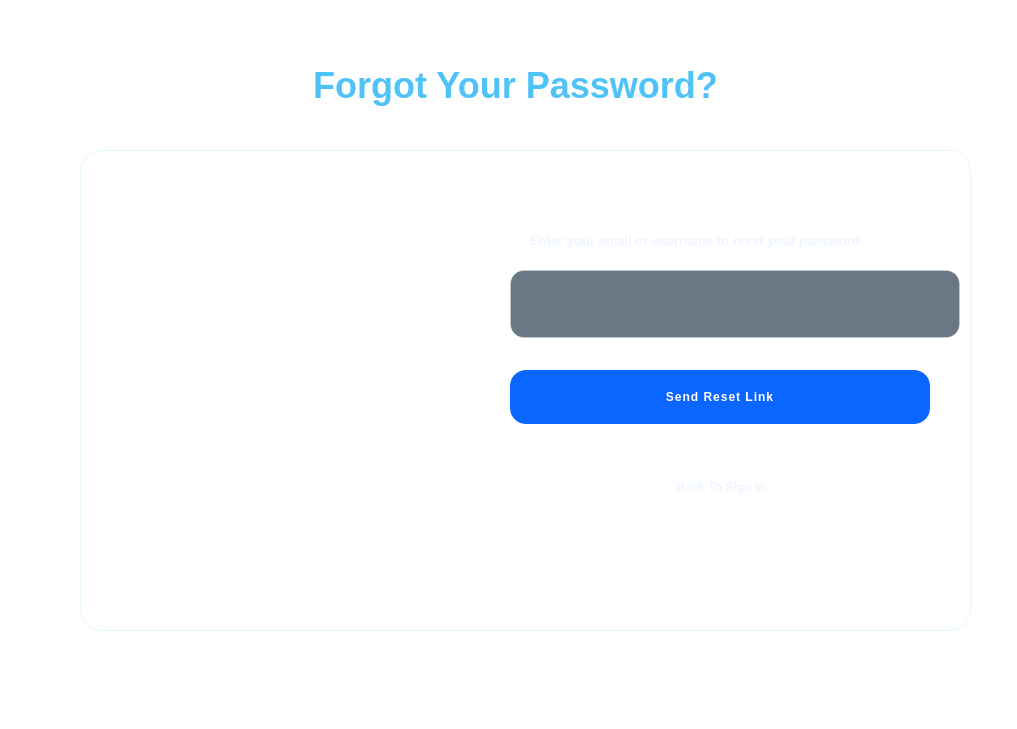
Qt form staff CRUD/Bort.ui (fatmaelmili/Smart-fishing-port-application) before a commit.
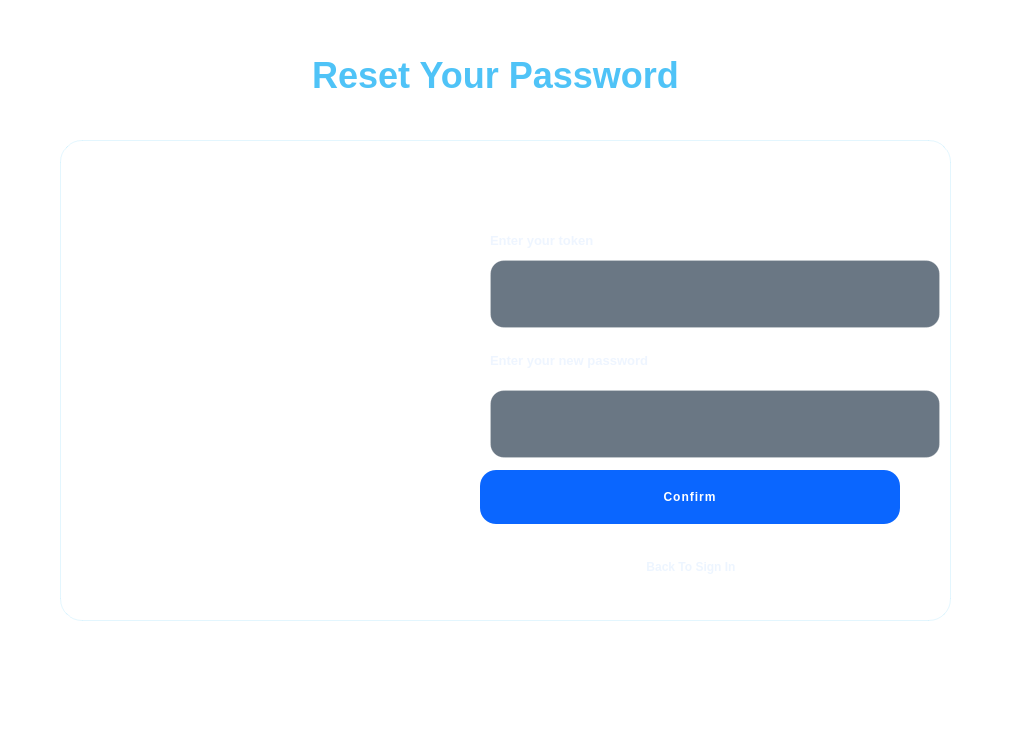
The same form after that commit. The open tabs and pages were chosen to show the change. Icons and pictures are not drawn.

What changed in the file:
```diff
--- a/staff CRUD/Bort.ui
+++ b/staff CRUD/Bort.ui
@@ -3290,6 +3290,273 @@
       </layout>
      </widget>
     </widget>
+    <widget class="QWidget" name="pageresetmdp">
+     <property name="styleSheet">
+      <string notr="true">/* ===== FORGOT PAGE ===== */
+QFrame#leftpanelForgetR {
+    background-color: qlineargradient(x1:0, y1:0, x2:1, y2:0,
+        stop:0 #0d2c4a,
+        stop:0.5 #0a375b,
+        stop:1 #073052);
+    border-radius: 22px;
+    border: 1px solid rgba(79,195,247,0.16);
+}
+
+QFrame#rightpanelForgetR {
+    background-color: rgba(255,255,255,0.06);
+    border-radius: 22px;
+    border: 1px solid rgba(255,255,255,0.14);
+}
+
+/* Title of forgot page */
+QLabel#ResetTitle {
+    color: #4fc3f7;
+    font-size: 36px;
+    font-weight: 900;
+    qproperty-alignment: AlignCenter;
+}
+
+/* Instruction label */
+QLabel#tokenlabel {
+    background: transparent;
+    color: rgba(234,243,255,0.80);
+    font-size: 13px;
+    font-weight: 600;
+}
+QLabel#Newlabel {
+    background: transparent;
+    color: rgba(234,243,255,0.80);
+    font-size: 13px;
+    font-weight: 600;
+}
+
+/* Input */
+QLineEdit#tokenlineEdit {
+    min-height: 46px;
+    min-width: 420px;
+    max-width: 420px;
+    background-color: rgba(25,45,65,0.65);
+    border: 1px solid rgba(255,255,255,0.16);
+    border-radius: 14px;
+    padding: 10px 14px;
+    color: white;
+}
+QLineEdit#tokenlineEdit:focus {
+    border: 1px solid #4fc3f7;
+}
+QLineEdit#NewEdit {
+    min-height: 46px;
+    min-width: 420px;
+    max-width: 420px;
+    background-color: rgba(25,45,65,0.65);
+    border: 1px solid rgba(255,255,255,0.16);
+    border-radius: 14px;
+    padding: 10px 14px;
+    color: white;
+}
+QLineEdit#NewEdit:focus {
+    border: 1px solid #4fc3f7;
+}
+
+/* Buttons */
+QPushButton#newbtn {
+    min-height: 54px;
+    min-width: 420px;
+    max-width: 420px;
+    border-radius: 16px;
+    background-color: #0A66FF;
+    color: white;
+    font-weight: 900;
+    letter-spacing: 1px;
+}
+QPushButton#newbtn:hover { background-color: rgba(10,102,255,0.86); }
+
+QPushButton#backsigninBTNR {
+    min-height: 52px;
+    min-width: 420px;
+    max-width: 420px;
+    border-radius: 16px;
+    background-color: rgba(255,255,255,0.08);
+    color: rgba(234,243,255,0.85);
+    border: 1px solid rgba(255,255,255,0.14);
+    font-weight: 800;
+}
+QPushButton#backsigninBTNR:hover {
+    border: 1px solid rgba(79,195,247,0.35);
+    color: #4fc3f7;
+}
+</string>
+     </property>
+     <widget class="QWidget" name="layoutWidget_14">
+      <property name="geometry">
+       <rect>
+        <x>60</x>
+        <y>130</y>
+        <width>891</width>
+        <height>481</height>
+       </rect>
+      </property>
+      <layout class="QHBoxLayout" name="horizontalLayout_16">
+       <item>
+        <widget class="QFrame" name="leftpanelForgetR">
+         <property name="frameShape">
+          <enum>QFrame::Shape::StyledPanel</enum>
+         </property>
+         <property name="frameShadow">
+          <enum>QFrame::Shadow::Raised</enum>
+         </property>
+         <widget class="QLabel" name="labelR">
+          <property name="geometry">
+           <rect>
+            <x>40</x>
+            <y>40</y>
+            <width>331</width>
+            <height>351</height>
+           </rect>
+          </property>
+          <property name="text">
+           <string/>
+          </property>
+          <property name="pixmap">
+           <pixmap resource="Ressources.qrc">:/Images/logo.png</pixmap>
+          </property>
+          <property name="alignment">
+           <set>Qt::AlignmentFlag::AlignCenter</set>
+          </property>
+         </widget>
+         <widget class="QFrame" name="rightpannelforgetR">
+          <property name="geometry">
+           <rect>
+            <x>370</x>
+            <y>0</y>
+            <width>541</width>
+            <height>479</height>
+           </rect>
+          </property>
+          <property name="frameShape">
+           <enum>QFrame::Shape::StyledPanel</enum>
+          </property>
+          <property name="frameShadow">
+           <enum>QFrame::Shadow::Raised</enum>
+          </property>
+          <widget class="QLabel" name="tokenlabel">
+           <property name="geometry">
+            <rect>
+             <x>60</x>
+             <y>90</y>
+             <width>391</width>
+             <height>20</height>
+            </rect>
+           </property>
+           <property name="text">
+            <string>Enter your token</string>
+           </property>
+          </widget>
+          <widget class="QLineEdit" name="tokenlineEdit">
+           <property name="geometry">
+            <rect>
+             <x>60</x>
+             <y>120</y>
+             <width>450</width>
+             <height>68</height>
+            </rect>
+           </property>
+           <property name="minimumSize">
+            <size>
+             <width>450</width>
+             <height>68</height>
+            </size>
+           </property>
+           <property name="maximumSize">
+            <size>
+             <width>450</width>
+             <height>16777215</height>
+            </size>
+           </property>
+          </widget>
+          <widget class="QPushButton" name="newbtn">
+           <property name="geometry">
+            <rect>
+             <x>50</x>
+             <y>330</y>
+             <width>420</width>
+             <height>54</height>
+            </rect>
+           </property>
+           <property name="text">
+            <string>Confirm</string>
+           </property>
+          </widget>
+          <widget class="QPushButton" name="backsigninBTNR">
+           <property name="geometry">
+            <rect>
+             <x>50</x>
+             <y>400</y>
+             <width>422</width>
+             <height>54</height>
+            </rect>
+           </property>
+           <property name="text">
+            <string>Back To Sign In</string>
+           </property>
+          </widget>
+          <widget class="QLabel" name="Newlabel">
+           <property name="geometry">
+            <rect>
+             <x>60</x>
+             <y>210</y>
+             <width>391</width>
+             <height>20</height>
+            </rect>
+           </property>
+           <property name="text">
+            <string>Enter your new password</string>
+           </property>
+          </widget>
+          <widget class="QLineEdit" name="NewEdit">
+           <property name="geometry">
+            <rect>
+             <x>60</x>
+             <y>250</y>
+             <width>450</width>
+             <height>68</height>
+            </rect>
+           </property>
+           <property name="minimumSize">
+            <size>
+             <width>450</width>
+             <height>68</height>
+            </size>
+           </property>
+           <property name="maximumSize">
+            <size>
+             <width>450</width>
+             <height>16777215</height>
+            </size>
+           </property>
+          </widget>
+         </widget>
+        </widget>
+       </item>
+      </layout>
+     </widget>
+     <widget class="QLabel" name="ResetTitle">
+      <property name="geometry">
+       <rect>
+        <x>270</x>
+        <y>40</y>
+        <width>451</width>
+        <height>51</height>
+       </rect>
+      </property>
+      <property name="text">
+       <string>Reset Your Password</string>
+      </property>
+      <property name="alignment">
+       <set>Qt::AlignmentFlag::AlignCenter</set>
+      </property>
+     </widget>
+    </widget>
     <widget class="QWidget" name="pageWelcome">
      <property name="styleSheet">
       <string notr="true">QWidget#pageWelcome{
```
Left out of the diff: 2 changed lines with no effect on the pictures.
